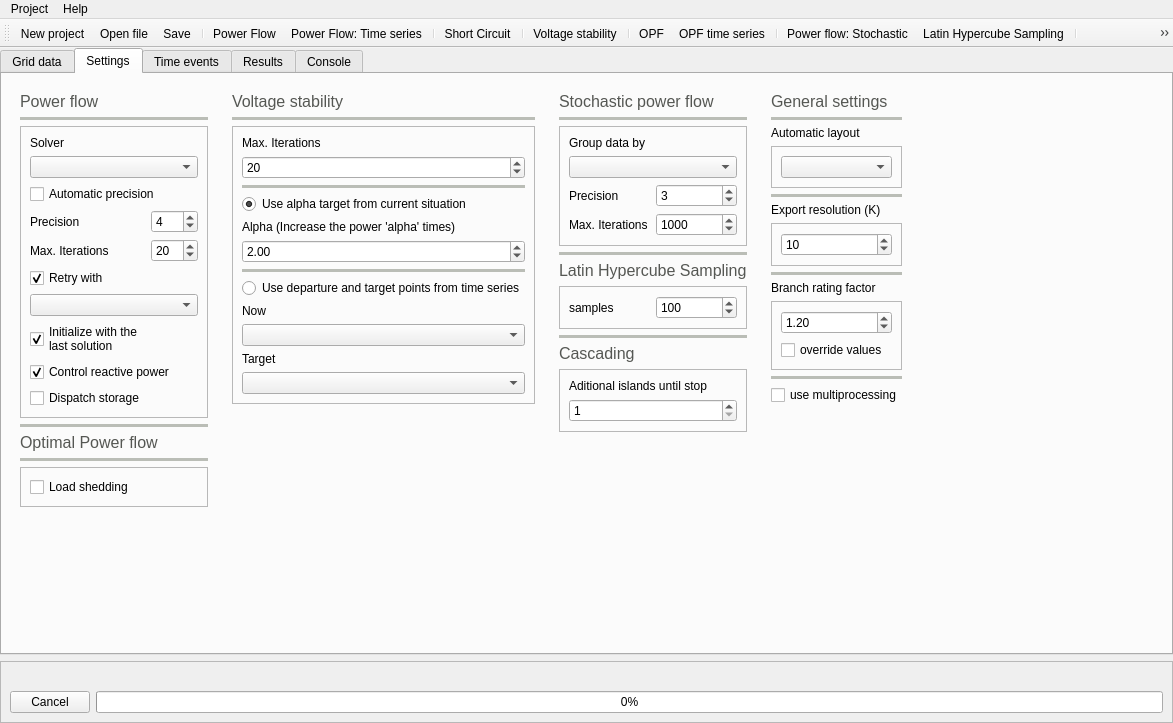
First picture: the form in UnderDevelopment/GridCal/Gui/Main/MainWindow.ui, repository SanPen/GridCal, before the edit.
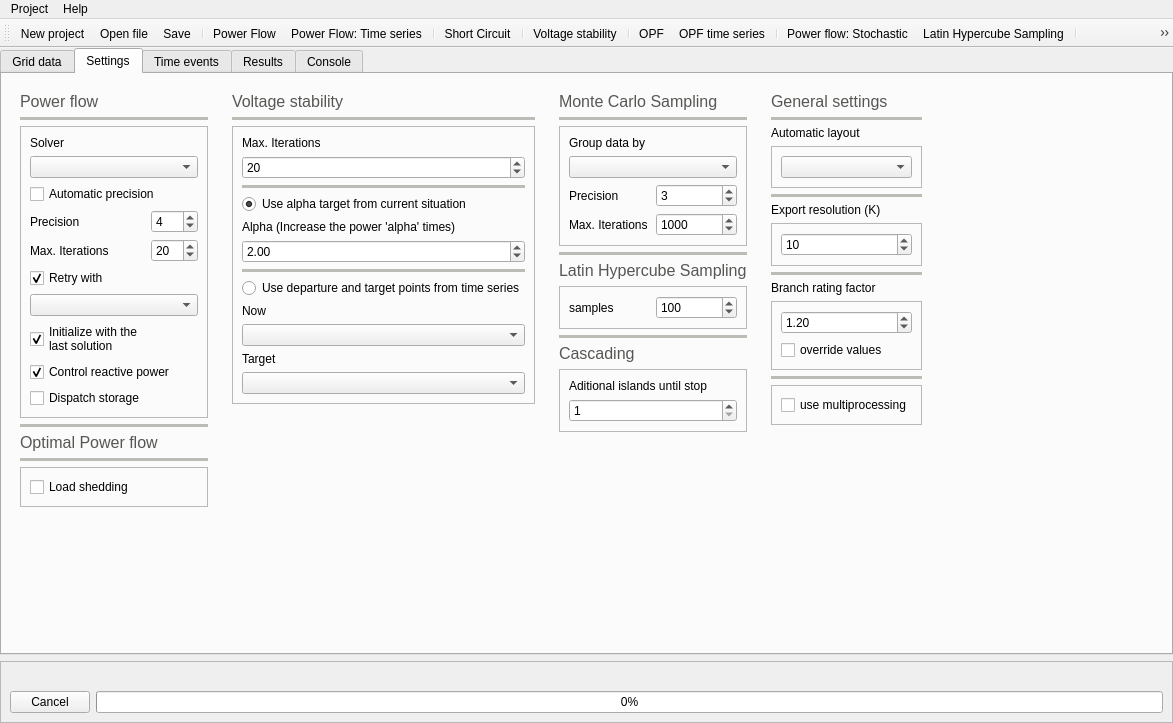
Second picture: the form after the edit. The open tabs and pages were chosen to show the change. Icons and pictures are not drawn. Custom widgets are drawn as their Qt base class.

Diff of the .ui file:
```diff
--- a/UnderDevelopment/GridCal/Gui/Main/MainWindow.ui
+++ b/UnderDevelopment/GridCal/Gui/Main/MainWindow.ui
@@ -1394,7 +1394,7 @@
               </font>
              </property>
              <property name="text">
-              <string>Stochastic power flow</string>
+              <string>Monte Carlo Sampling</string>
              </property>
             </widget>
            </item>
@@ -2153,10 +2153,22 @@
             </widget>
            </item>
            <item>
-            <widget class="QCheckBox" name="use_multiprocessing_checkBox">
-             <property name="text">
-              <string>use multiprocessing</string>
+            <widget class="QFrame" name="frame_31">
+             <property name="frameShape">
+              <enum>QFrame::StyledPanel</enum>
              </property>
+             <property name="frameShadow">
+              <enum>QFrame::Raised</enum>
+             </property>
+             <layout class="QVBoxLayout" name="verticalLayout_21">
+              <item>
+               <widget class="QCheckBox" name="use_multiprocessing_checkBox">
+                <property name="text">
+                 <string>use multiprocessing</string>
+                </property>
+               </widget>
+              </item>
+             </layout>
             </widget>
            </item>
            <item>
```
Left out of the diff: 200 changed lines with no effect on the pictures.
